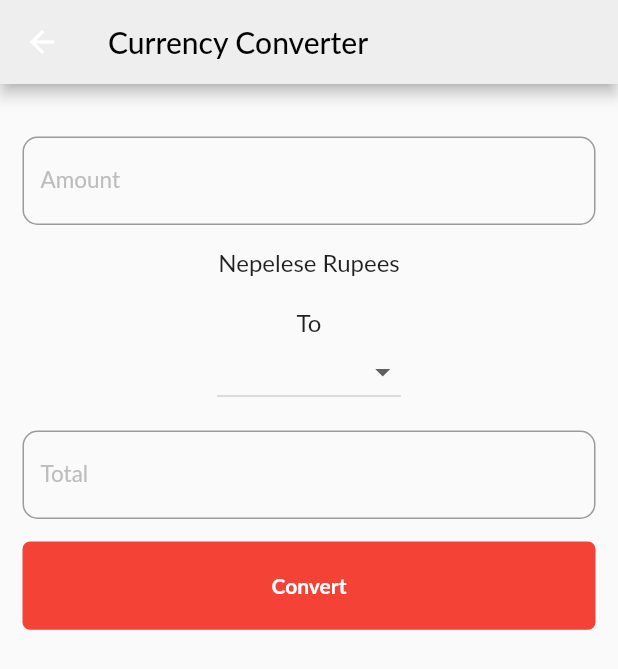
After one commit to Rijankunwar3691/Gadgets-Nepal, a Flutter app: the screen it shows once a user with an empty profile is signed in, after a tap on the "menu" icon, after a tap on "Currency Converter", on a phone screen of 412 x 824 dp. The commit adds this screen. Shown: the top 669 px of the screen. Run offline on Flutter 3.47's test engine with Material 2 defaults, Android fonts, the phone set to English and light mode, and no system bars; our stand-ins replace cloud_firestore, firebase_auth, firebase_core, firebase_storage, flutter_tts, form_field_validator and 3 more; missing offline and left inert: esewa_pnp, flutter_carousel_slider, razorpay_flutter; accounts and stored records are empty; network calls fail; Roboto replaces fonts that are missing (Lato).

Commit message:
currency converter and text to speech added

```diff
--- /dev/null
+++ b/lib/currency_converter/currency_converter.dart
@@ -0,0 +1,130 @@
+import 'package:flutter/material.dart';
+
+class CurrecyConverter extends StatefulWidget {
+  const CurrecyConverter({Key? key}) : super(key: key);
+
+  @override
+  State<CurrecyConverter> createState() => _CurrecyConverterState();
+}
+
+class _CurrecyConverterState extends State<CurrecyConverter> {
+  var valueschoose = "Nepelese Rupees";
+  var valueschoose1;
+  @override
+  Widget build(BuildContext context) {
+    final _amount = TextEditingController();
+    final _tot = TextEditingController();
+    double cal;
+    double result;
+
+    var size = MediaQuery.of(context).size;
+
+    return Scaffold(
+      appBar: AppBar(
+        // elevation: 0.0,
+        backgroundColor: Colors.grey[200],
+        title: const Text(
+          'Currency Converter',
+          style: TextStyle(color: Colors.black),
+        ),
+      ),
+      body: SafeArea(
+        child: Container(
+          padding: const EdgeInsets.symmetric(horizontal: 15, vertical: 20),
+          child: Column(
+            children: [
+              // const Text("Currency Converter",
+              //     style: TextStyle(fontSize: 30, color: Colors.black)),
+              const SizedBox(
+                height: 15,
+              ),
+              TextField(
+                controller: _amount,
+                decoration: InputDecoration(
+                    labelText: "Amount",
+                    labelStyle:
+                        TextStyle(fontSize: 15, color: Colors.grey.shade400),
+                    border: OutlineInputBorder(
+                        borderRadius: BorderRadius.circular(10))),
+              ),
+              const SizedBox(
+                height: 15,
+              ),
+              const Text(
+                "Nepelese Rupees",
+                style: TextStyle(fontSize: 16),
+              ),
+              const SizedBox(
+                height: 21,
+              ),
+              const Text(
+                "To",
+                style: TextStyle(fontSize: 16),
+              ),
+              DropdownButton<String>(
+                  value: this.valueschoose1,
+                  items: <String>['usd', 'Indian Rupees', 'euro']
+                      .map((String value) {
+                    return DropdownMenuItem<String>(
+                      value: value,
+                      child: Text(value),
+                    );
+                  }).toList(),
+                  onChanged: (value) => setState(
+                        () => this.valueschoose1 = value,
+                      )),
+              const SizedBox(
+                height: 15,
+              ),
+              TextField(
+                controller: _tot,
+                decoration: InputDecoration(
+                    labelText: "Total",
+                    labelStyle:
+                        TextStyle(fontSize: 15, color: Colors.grey.shade400),
+                    border: OutlineInputBorder(
+                        borderRadius: BorderRadius.circular(10))),
+              ),
+              const SizedBox(
+                height: 15,
+              ),
+              GestureDetector(
+                onTap: () {
+                  if (valueschoose == "Nepelese Rupees" &&
+                      valueschoose1 == 'Indian Rupees') {
+                    cal = int.parse(_amount.text) * 1.6;
+                    result = cal;
+                    _tot.text = result.toString();
+                  } else if (valueschoose == "Nepelese Rupees" &&
+                      valueschoose1 == 'usd') {
+                    cal = int.parse(_amount.text) * 0.01;
+                    result = cal;
+                    _tot.text = result.toString();
+                  } else if (valueschoose == "Nepelese Rupees" &&
+                      valueschoose1 == 'euro') {
+                    cal = int.parse(_amount.text) * 0.008;
+                    result = cal;
+                    _tot.text = result.toString();
+                  }
+                },
+                child: Container(
+                  alignment: Alignment.center,
+                  height: size.height / 14,
+                  width: size.width,
+                  decoration: BoxDecoration(
+                      color: Colors.red,
+                      borderRadius: BorderRadius.circular(5)),
+                  child: const Text(
+                    "Convert",
+                    style: TextStyle(
+                        color: Colors.white, fontWeight: FontWeight.bold),
+                  ),
+                ),
+              )
+            ],
+          ),
+        ),
+      ),
+    );
+  }
+}
--- a/lib/provider/cart_provider.dart
+++ b/lib/provider/cart_provider.dart
@@ -11,7 +11,7 @@ class CartProvider with ChangeNotifier {
 
     QuerySnapshot querySnapshot = await FirebaseFirestore.instance
         .collection('cart')
-        .doc(FirebaseAuth.instance.currentUser!.uid)
+        .doc(FirebaseAuth.instance.currentUser?.uid)
         .collection('usercart')
         .get();
 
--- a/lib/provider/check_out_provider.dart
+++ b/lib/provider/check_out_provider.dart
@@ -99,7 +99,7 @@ class CheckoutProvider with ChangeNotifier {
     DeliveryAddressModel deliveryAddressModel;
     DocumentSnapshot _db = await FirebaseFirestore.instance
         .collection("AddDeliverAddress")
-        .doc(FirebaseAuth.instance.currentUser!.uid)
+        .doc(FirebaseAuth.instance.currentUser?.uid)
         .get();
     if (_db.exists) {
       deliveryAddressModel = DeliveryAddressModel(
@@ -122,6 +122,4 @@ class CheckoutProvider with ChangeNotifier {
   List<DeliveryAddressModel> get getDeliveryAddressList {
     return deliveryAdressList;
   }
-
-
 }
--- a/lib/screen/homepage/hompage.dart
+++ b/lib/screen/homepage/hompage.dart
@@ -1,5 +1,6 @@
 import 'package:cloud_firestore/cloud_firestore.dart';
 import 'package:ecommercenepal/authentication/login.dart';
+import 'package:ecommercenepal/currency_converter/currency_converter.dart';
 import 'package:ecommercenepal/provider/product_provider.dart';
 import 'package:ecommercenepal/provider/userdata_provider.dart';
 import 'package:ecommercenepal/screen/all%20products/view_all.dart';
@@ -35,6 +36,7 @@ class _HomePageState extends State<HomePage> {
   bool aboutcolor = false;
   bool logoutcolor = false;
   bool viewordercolor = false;
+  bool currencycolor = false;
   Widget _buildproductcategory() {
     return Container(
       height: size.height * 0.15,
@@ -174,7 +176,7 @@ class _HomePageState extends State<HomePage> {
             selected: homecolor,
             leading: const Icon(
               Icons.shopping_bag,
-              color: Colors.black,
+              //color: Colors.black,
             ),
             title: const Text(
               'View Order',
@@ -194,6 +196,34 @@ class _HomePageState extends State<HomePage> {
                   context,
                   MaterialPageRoute(
                     builder: (context) => OrderHistory(),
+                  ));
+            },
+          ),
+          ListTile(
+            selected: homecolor,
+            leading: const Icon(
+              Icons.currency_exchange_outlined,
+              //color: Colors.black,
+            ),
+            title: const Text(
+              'Currency Converter',
+              style: TextStyle(letterSpacing: 1.0),
+            ),
+            onTap: () {
+              setState(() {
+                viewordercolor = false;
+                currencycolor = true;
+
+                homecolor = false;
+                cartcolor = false;
+                contactcolor = false;
+                aboutcolor = false;
+                logoutcolor = false;
+              });
+              Navigator.push(
+                  context,
+                  MaterialPageRoute(
+                    builder: (context) => CurrecyConverter(),
                   ));
             },
           ),
@@ -301,7 +331,8 @@ class _HomePageState extends State<HomePage> {
         ],
         centerTitle: true,
       ),
-      body: Container(
+      body: SingleChildScrollView(
+        child: Container(
             height: size.height,
             width: size.width,
             margin: const EdgeInsets.symmetric(horizontal: 10.0),
@@ -400,8 +431,8 @@ class _HomePageState extends State<HomePage> {
                                 context,
                                 MaterialPageRoute(
                                   builder: (context) => ProductDetail(
-                                  availablequantity:
-                                      newArchivesProductData.availablequantity,
+                                    availablequantity: newArchivesProductData
+                                        .availablequantity,
                                     productid: newArchivesProductData.productid,
                                     productimage:
                                         newArchivesProductData.productimage,
@@ -409,8 +440,8 @@ class _HomePageState extends State<HomePage> {
                                         newArchivesProductData.productname,
                                     productprice:
                                         newArchivesProductData.productprice,
-                                  productdescription:
-                                      newArchivesProductData.productdescription,
+                                    productdescription: newArchivesProductData
+                                        .productdescription,
                                   ),
                                 )),
                             productimage: newArchivesProductData.productimage,
@@ -426,6 +457,7 @@ class _HomePageState extends State<HomePage> {
                 ],
               ),
             )),
+      ),
     );
   }
 }
--- a/lib/screen/homepage/productdetail.dart
+++ b/lib/screen/homepage/productdetail.dart
@@ -2,6 +2,7 @@ import 'package:cloud_firestore/cloud_firestore.dart';
 import 'package:ecommercenepal/screen/review_cart/review_cart.dart';
 import 'package:firebase_auth/firebase_auth.dart';
 import 'package:flutter/material.dart';
+import 'package:flutter_tts/flutter_tts.dart';
 
 class ProductDetail extends StatefulWidget {
   final String productname;
@@ -26,14 +27,12 @@ class ProductDetail extends StatefulWidget {
 }
 
 class _ProductDetailState extends State<ProductDetail> {
-  Widget _buildColor(Color color) {
-    return Flexible(
-      child: Container(
-        height: 60,
-        width: 60,
-        color: color,
-      ),
-    );
+  final FlutterTts flutterTts = FlutterTts();
+  final TextEditingController textEditingController = TextEditingController();
+  speak(String discription1) async {
+    await flutterTts.setLanguage("en-US");
+    await flutterTts.setPitch(1);
+    await flutterTts.speak(widget.productdescription);
   }
 
   @override
@@ -91,9 +90,19 @@ class _ProductDetailState extends State<ProductDetail> {
               const SizedBox(
                 height: 10,
               ),
-              const Text(
-                'Description :',
-                style: TextStyle(fontWeight: FontWeight.bold, fontSize: 22),
+              Row(
+                mainAxisAlignment: MainAxisAlignment.spaceBetween,
+                children: [
+                  const Text(
+                    'Description :',
+                    style: TextStyle(fontWeight: FontWeight.bold, fontSize: 22),
+                  ),
+                  IconButton(
+                      onPressed: () {
+                        speak(widget.productdescription);
+                      },
+                      icon: const Icon(Icons.record_voice_over_rounded))
+                ],
               ),
               Card(
                 elevation: 8,
--- a/pubspec.yaml
+++ b/pubspec.yaml
@@ -50,6 +50,7 @@ dependencies:
   razorpay_flutter: ^1.3.4
   uuid: ^3.0.6
   firebase_storage: ^11.0.4
+  flutter_tts: ^3.5.3
   # dev_dependencies:
   #   flutter_test:
   #     sdk: flutter
```
Also changed, not shown: pubspec.lock, 4 other files. Lines whose indentation alone changed are shown as unchanged.
